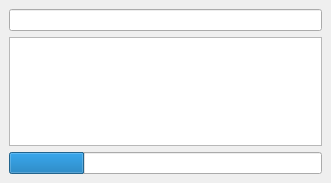
3drepo/3drepogui, file forms/repofilterabletreewidget.ui: the form before one commit.
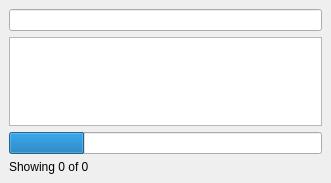
The form after the commit. Custom widgets are drawn as their Qt base class.

Diff of the .ui file:
```diff
--- a/forms/repofilterabletreewidget.ui
+++ b/forms/repofilterabletreewidget.ui
@@ -74,6 +74,13 @@
      </property>
     </widget>
    </item>
+   <item>
+    <widget class="QLabel" name="countLabel">
+     <property name="text">
+      <string>Showing 0 of 0</string>
+     </property>
+    </widget>
+   </item>
   </layout>
  </widget>
  <customwidgets>
```
